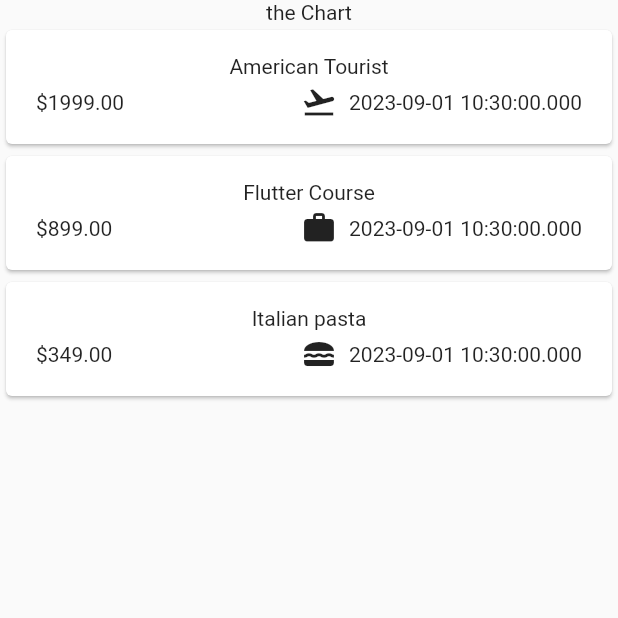
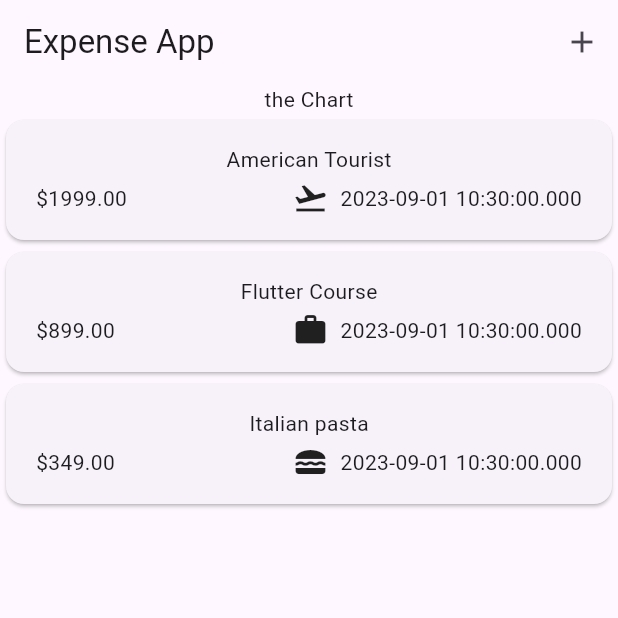
Before and after one commit to Sridhare29/ExpenseApp, a Flutter app: the screen it shows after launch, on a phone screen of 412 x 824 dp, the top half of it. Run offline on Flutter 3.47's test engine with Material 2 defaults, Android fonts, the phone set to English and light mode, and no system bars.

Commit message:
app bar add

```diff
--- a/lib/main.dart
+++ b/lib/main.dart
@@ -11,8 +11,9 @@ class MyApp extends StatelessWidget {
 
   @override
   Widget build(BuildContext context) {
-    return const MaterialApp(
-      home: Expenses(),
+    return  MaterialApp(
+      theme: ThemeData(useMaterial3: true),
+      home: const Expenses(),
     );
   }
 }
--- a/lib/widgets/expense.dart
+++ b/lib/widgets/expense.dart
@@ -35,6 +35,12 @@ class _ExpensesState extends State<Expenses> {
   @override
   Widget build(BuildContext context) {
     return Scaffold(
+      appBar: AppBar(
+        title: const Text("Expense App",),
+        actions:  [
+          IconButton(onPressed: () {}, icon: Icon(Icons.add))
+        ],
+      ),
       body: Column(
           mainAxisAlignment: MainAxisAlignment.center,
           children: [ const Text("the Chart"),
```
